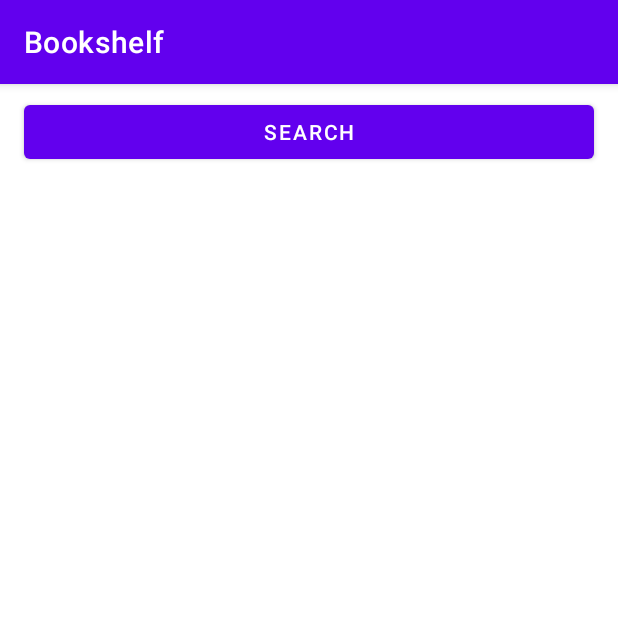
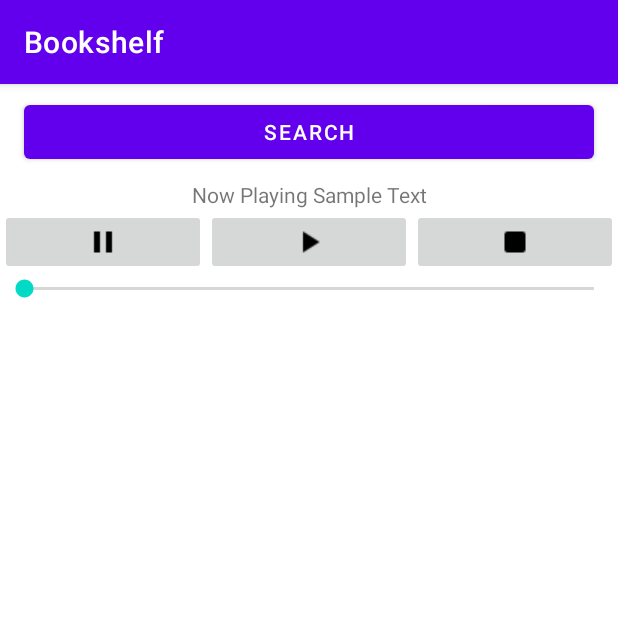
Before and after one commit to senware/Bookshelf, an Android app: the fragment DisplayFragment placed in its activity, on a phone screen of 412 x 824 dp, the top half of it. Run offline under Robolectric (Android 15) with nearby library versions, the phone set to English and light mode, and no system bars; our stand-ins replace Picasso; pictures from the network do not load.

```diff
--- a/app/src/main/java/edu/temple/bookshelf/MainActivity.java
+++ b/app/src/main/java/edu/temple/bookshelf/MainActivity.java
@@ -7,6 +7,7 @@ import androidx.fragment.app.FragmentManager;
 
 import android.content.Intent;
 import android.os.Bundle;
+import android.service.controls.Control;
 import android.util.Log;
 import android.view.View;
 import android.widget.Button;
@@ -26,7 +27,7 @@ public class MainActivity extends AppCompatActivity implements ListFragment.List
     private final String ARG_SELECTED_BOOK = "selectedBook";
     private final String ARG_BOOKLIST = "booklist";
 
-    private final String ID = "id", TITLE = "title", AUTHOR = "author", COVERURL = "cover_url";
+    private final String ID = "id", TITLE = "title", AUTHOR = "author", COVERURL = "cover_url", DURATION="duration";
 
     Button searchActivityButton;
 
@@ -52,7 +53,7 @@ public class MainActivity extends AppCompatActivity implements ListFragment.List
             bookList = new BookList(this);
             JSONArray bookListJson = null;
             try {
-                bookListJson = new JSONArray(getIntent().getExtras().getString("booklistJson"));
+                bookListJson = new JSONArray(getIntent().getExtras().getString(SearchActivity.BOOKLIST_JSON));
             } catch (JSONException e) {
                 e.printStackTrace();
             }
@@ -64,7 +65,8 @@ public class MainActivity extends AppCompatActivity implements ListFragment.List
                     String title = bookJson.getString(TITLE);
                     String author = bookJson.getString(AUTHOR);
                     String coverURL = bookJson.getString(COVERURL);
-                    bookList.add(new Book(id, title, author, coverURL));
+                    int duration = bookJson.getInt(DURATION);
+                    bookList.add(new Book(id, title, author, coverURL, duration));
                 }
             } catch(Exception e) {
                 e.printStackTrace();
@@ -75,6 +77,16 @@ public class MainActivity extends AppCompatActivity implements ListFragment.List
 
         manager = getSupportFragmentManager();
         secondContainer = findViewById(R.id.container_2) != null;
+
+        Fragment cFrag;
+        cFrag = manager.findFragmentById(R.id.control_container);
+
+        if(!(cFrag instanceof ControlFragment)) {
+            manager
+                    .beginTransaction()
+                    .add(R.id.control_container, new ControlFragment())
+                    .commit();
+        }
 
         Fragment f1;
         f1 = manager.findFragmentById((R.id.container_1));
--- a/app/src/main/java/edu/temple/bookshelf/SearchActivity.java
+++ b/app/src/main/java/edu/temple/bookshelf/SearchActivity.java
@@ -22,6 +22,7 @@ public class SearchActivity extends AppCompatActivity {
 
     EditText searchEditText;
     Button searchButton;
+    public static final String BOOKLIST_JSON = "booklistJson";
 
     @Override
     protected void onCreate(Bundle savedInstanceState) {
@@ -45,7 +46,7 @@ public class SearchActivity extends AppCompatActivity {
             public boolean handleMessage(@NonNull Message msg) {
                 Intent intent = new Intent(context, MainActivity.class);
                 Bundle extras = new Bundle();
-                extras.putString("booklistJson", (String) msg.obj);
+                extras.putString(BOOKLIST_JSON, (String) msg.obj);
                 intent.putExtras(extras);
                 startActivity(intent);
                 return true;
--- a/app/src/main/res/layout/container_1_parent_layout.xml
+++ b/app/src/main/res/layout/container_1_parent_layout.xml
@@ -1,34 +1,50 @@
 <?xml version="1.0" encoding="utf-8"?>
-<androidx.constraintlayout.widget.ConstraintLayout xmlns:android="http://schemas.android.com/apk/res/android"
+<LinearLayout xmlns:android="http://schemas.android.com/apk/res/android"
     xmlns:app="http://schemas.android.com/apk/res-auto"
     xmlns:tools="http://schemas.android.com/tools"
     android:id="@+id/container_1_parent"
     android:layout_width="0dp"
     android:layout_height="match_parent"
     android:layout_weight="1"
+    android:orientation="vertical"
     tools:context=".MainActivity">
+
+    <Button
+        android:id="@+id/launch_search_button"
+        android:layout_width="match_parent"
+        android:layout_height="wrap_content"
+        android:layout_marginStart="16dp"
+        android:layout_marginTop="8dp"
+        android:layout_marginEnd="16dp"
+        android:layout_weight="0"
+        android:text="@string/search_title"
+        app:layout_constraintEnd_toEndOf="parent"
+        app:layout_constraintStart_toStartOf="parent"
+        app:layout_constraintTop_toTopOf="parent" />
+
+    <FrameLayout
+        android:id="@+id/control_container"
+        android:layout_width="match_parent"
+        android:layout_height="wrap_content"
+        android:layout_marginTop="8dp"
+        android:layout_weight="0"
+        app:layout_constraintEnd_toEndOf="parent"
+        app:layout_constraintStart_toStartOf="parent"
+        app:layout_constraintTop_toBottomOf="@+id/launch_search_button">
+
+    </FrameLayout>
 
     <FrameLayout
         android:id="@+id/container_1"
         android:layout_width="match_parent"
         android:layout_height="match_parent"
-        android:layout_marginTop="64dp"
-        app:layout_constraintBottom_toBottomOf="parent"
+        android:layout_marginTop="8dp"
+        android:layout_weight="1"
         app:layout_constraintEnd_toEndOf="parent"
+        app:layout_constraintHorizontal_bias="0.0"
         app:layout_constraintStart_toStartOf="parent"
-        app:layout_constraintTop_toTopOf="parent">
+        app:layout_constraintTop_toBottomOf="@+id/control_container">
 
     </FrameLayout>
 
-    <Button
-        android:id="@+id/launch_search_button"
-        android:layout_width="0dp"
-        android:layout_height="wrap_content"
-        android:layout_marginStart="16dp"
-        android:layout_marginTop="8dp"
-        android:layout_marginEnd="16dp"
-        android:text="@string/search_title"
-        app:layout_constraintEnd_toEndOf="parent"
-        app:layout_constraintStart_toStartOf="parent"
-        app:layout_constraintTop_toTopOf="parent" />
-</androidx.constraintlayout.widget.ConstraintLayout>
+</LinearLayout>
--- a/app/src/main/res/layout/fragment_list.xml
+++ b/app/src/main/res/layout/fragment_list.xml
@@ -8,5 +8,6 @@
     <ListView
         android:id="@+id/bookListView"
         android:layout_width="match_parent"
-        android:layout_height="match_parent" />
+        android:layout_height="match_parent"
+        android:scrollbars="vertical" />
 </FrameLayout>
```
Also changed, not shown: app/src/main/java/edu/temple/bookshelf/Book.java (+6 -1 lines), app/src/main/java/edu/temple/bookshelf/ControlFragment.java (+0 -21 lines).
